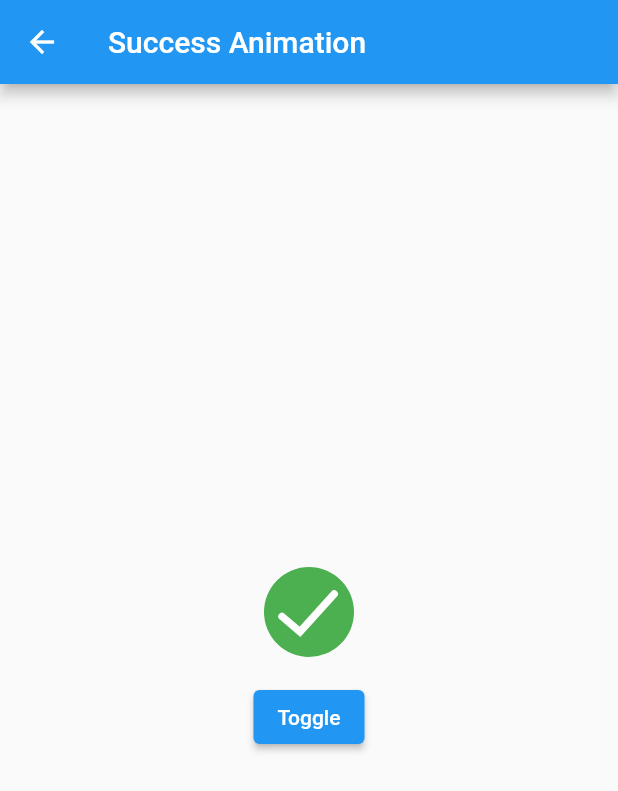
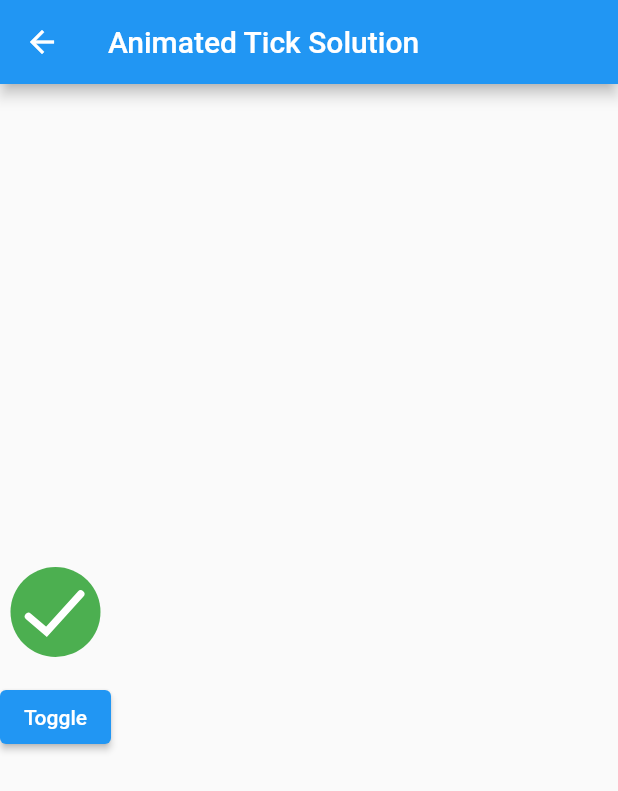
Before and after one commit to lukelyyeung/flutter_ui_challenges, a Flutter app: the BasePage screen opened directly, after a tap on "Toggle", on a phone screen of 412 x 824 dp. Shown: the top 791 px of the screen. Run offline on Flutter 3.47's test engine with Material 2 defaults, Android fonts, the phone set to English and light mode, and no system bars.

Commit message:
app refactored, list tile with solution & answerw

```diff
--- a/lib/challenges/success_animation.dart
+++ b/lib/challenges/animated_progressbutton_solution.dart.dart
@@ -2,20 +2,26 @@ import 'dart:math';
 
 import 'package:flutter/material.dart';
 
-class SuccessAnimation extends StatefulWidget {
-  const SuccessAnimation({Key? key}) : super(key: key);
+class AnimatedProgressButtonSolution extends StatefulWidget {
+  const AnimatedProgressButtonSolution({Key? key}) : super(key: key);
+
+  static const title = 'Animated Progress Button Solution';
 
   @override
-  State<SuccessAnimation> createState() => _SuccessAnimationState();
+  State<AnimatedProgressButtonSolution> createState() =>
+      _AnimatedProgressButtonSolutionState();
 }
 
-class _SuccessAnimationState extends State<SuccessAnimation> with SingleTickerProviderStateMixin {
+class _AnimatedProgressButtonSolutionState
+    extends State<AnimatedProgressButtonSolution>
+    with SingleTickerProviderStateMixin {
   late final AnimationController _animationController;
 
   @override
   void initState() {
     super.initState();
-    _animationController = AnimationController(duration: const Duration(milliseconds: 1000), vsync: this);
+    _animationController = AnimationController(
+        duration: const Duration(milliseconds: 1000), vsync: this);
   }
 
   @override
@@ -24,9 +30,13 @@ class _SuccessAnimationState extends State<SuccessAnimation> with SingleTickerPr
       TweenSequenceItem(tween: Tween<double>(begin: 0.0, end: 1), weight: 1),
       TweenSequenceItem(tween: Tween<double>(begin: 1, end: 1.2), weight: 1),
       TweenSequenceItem(tween: Tween<double>(begin: 1.2, end: 1), weight: 1),
-    ]).animate(CurvedAnimation(parent: _animationController, curve: const Interval(0.0, 0.5, curve: Curves.ease)));
+    ]).animate(CurvedAnimation(
+        parent: _animationController,
+        curve: const Interval(0.0, 0.5, curve: Curves.ease)));
     Animation<double> width = Tween<double>(begin: 0.0, end: 1.0).animate(
-        CurvedAnimation(parent: _animationController, curve: const Interval(0.65, 1, curve: Curves.easeInOut)));
+        CurvedAnimation(
+            parent: _animationController,
+            curve: const Interval(0.65, 1, curve: Curves.easeInOut)));
 
     return Column(
       mainAxisAlignment: MainAxisAlignment.center,
@@ -38,7 +48,9 @@ class _SuccessAnimationState extends State<SuccessAnimation> with SingleTickerPr
               animation: _animationController,
               builder: (context, _) {
                 return CustomPaint(
-                    painter: SuccessAnimationPainter(radiusFactor: radius.value, tickWidthFactor: width.value));
+                    painter: SuccessAnimationPainter(
+                        radiusFactor: radius.value,
+                        tickWidthFactor: width.value));
               }),
           // decoration:
           //     BoxDecoration(shape: BoxShape.circle, border: Border.all(color: Colors.green)),
@@ -46,7 +58,8 @@ class _SuccessAnimationState extends State<SuccessAnimation> with SingleTickerPr
         const SizedBox(height: 16),
         ElevatedButton(
             onPressed: () {
-              if ([AnimationStatus.forward, AnimationStatus.completed].contains(_animationController.status)) {
+              if ([AnimationStatus.forward, AnimationStatus.completed]
+                  .contains(_animationController.status)) {
                 _animationController.reverse();
               } else {
                 _animationController.forward();
@@ -62,7 +75,8 @@ class SuccessAnimationPainter extends CustomPainter {
   final double radiusFactor;
   final double tickWidthFactor;
 
-  SuccessAnimationPainter({required this.radiusFactor, required this.tickWidthFactor});
+  SuccessAnimationPainter(
+      {required this.radiusFactor, required this.tickWidthFactor});
 
   @override
   void paint(Canvas canvas, Size size) {
@@ -82,11 +96,17 @@ class SuccessAnimationPainter extends CustomPainter {
 
     final borderPaint = Paint()..color = Colors.green;
 
-    canvas.drawArc(Rect.fromCircle(center: center, radius: dimension * radiusFactor / 2), 0, 2 * pi, true, borderPaint);
+    canvas.drawArc(
+        Rect.fromCircle(center: center, radius: dimension * radiusFactor / 2),
+        0,
+        2 * pi,
+        true,
+        borderPaint);
 
     final tickPathMetric = path.computeMetrics().first;
 
-    final effectiveTickPath = tickPathMetric.extractPath(0, tickPathMetric.length * tickWidthFactor);
+    final effectiveTickPath =
+        tickPathMetric.extractPath(0, tickPathMetric.length * tickWidthFactor);
 
     if (tickWidthFactor > 0) {
       canvas.drawPath(effectiveTickPath, paint);
--- /dev/null
+++ b/lib/challenges/animated_tick_solution.dart
@@ -0,0 +1,118 @@
+import 'dart:math';
+
+import 'package:flutter/material.dart';
+
+class AnimatedTickSolution extends StatefulWidget {
+  const AnimatedTickSolution({Key? key}) : super(key: key);
+
+  static const title = 'Animated Tick Solution';
+
+  @override
+  State<AnimatedTickSolution> createState() => _AnimatedTickSolutionState();
+}
+
+class _AnimatedTickSolutionState extends State<AnimatedTickSolution>
+    with SingleTickerProviderStateMixin {
+  late final AnimationController _animationController;
+
+  @override
+  void initState() {
+    super.initState();
+    _animationController = AnimationController(
+        duration: const Duration(milliseconds: 1000), vsync: this);
+  }
+
+  @override
+  Widget build(BuildContext context) {
+    Animation<double> radius = TweenSequence<double>([
+      TweenSequenceItem(tween: Tween<double>(begin: 0.0, end: 1), weight: 1),
+      TweenSequenceItem(tween: Tween<double>(begin: 1, end: 1.2), weight: 1),
+      TweenSequenceItem(tween: Tween<double>(begin: 1.2, end: 1), weight: 1),
+    ]).animate(CurvedAnimation(
+        parent: _animationController,
+        curve: const Interval(0.0, 0.5, curve: Curves.ease)));
+    Animation<double> width = Tween<double>(begin: 0.0, end: 1.0).animate(
+        CurvedAnimation(
+            parent: _animationController,
+            curve: const Interval(0.65, 1, curve: Curves.easeInOut)));
+
+    return Column(
+      mainAxisAlignment: MainAxisAlignment.center,
+      children: [
+        SizedBox(
+          height: 60,
+          width: 60,
+          child: AnimatedBuilder(
+              animation: _animationController,
+              builder: (context, _) {
+                return CustomPaint(
+                    painter: SuccessAnimationPainter(
+                        radiusFactor: radius.value,
+                        tickWidthFactor: width.value));
+              }),
+          // decoration:
+          //     BoxDecoration(shape: BoxShape.circle, border: Border.all(color: Colors.green)),
+        ),
+        const SizedBox(height: 16),
+        ElevatedButton(
+            onPressed: () {
+              if ([AnimationStatus.forward, AnimationStatus.completed]
+                  .contains(_animationController.status)) {
+                _animationController.reverse();
+              } else {
+                _animationController.forward();
+              }
+            },
+            child: const Text("Toggle"))
+      ],
+    );
+  }
+}
+
+class SuccessAnimationPainter extends CustomPainter {
+  final double radiusFactor;
+  final double tickWidthFactor;
+
+  SuccessAnimationPainter(
+      {required this.radiusFactor, required this.tickWidthFactor});
+
+  @override
+  void paint(Canvas canvas, Size size) {
+    var paint = Paint()
+      ..color = Colors.white
+      ..strokeWidth = 5
+      ..strokeCap = StrokeCap.round
+      ..style = PaintingStyle.stroke;
+
+    final dimension = min(size.height, size.width);
+    final center = Offset(size.width / 2, size.height / 2);
+
+    final path = Path()
+      ..moveTo(dimension * .2, dimension * .55)
+      ..lineTo(dimension * .4, dimension * .72)
+      ..lineTo(dimension * .78, dimension * .3);
+
+    final borderPaint = Paint()..color = Colors.green;
+
+    canvas.drawArc(
+        Rect.fromCircle(center: center, radius: dimension * radiusFactor / 2),
+        0,
+        2 * pi,
+        true,
+        borderPaint);
+
+    final tickPathMetric = path.computeMetrics().first;
+
+    final effectiveTickPath =
+        tickPathMetric.extractPath(0, tickPathMetric.length * tickWidthFactor);
+
+    if (tickWidthFactor > 0) {
+      canvas.drawPath(effectiveTickPath, paint);
+    }
+  }
+
+  @override
+  bool shouldRepaint(CustomPainter oldDelegate) {
+    return true;
+  }
+}
--- /dev/null
+++ b/lib/const/theme.dart
@@ -0,0 +1,6 @@
+import 'package:flutter/material.dart';
+
+class StyleClass {
+  static const TextStyle tileButtonTStyle = TextStyle();
+  static const TextStyle tileLeadingTStyle = TextStyle();
+}
```
Also changed, not shown: lib/answers/animated_progressbutton_answer.dart (added, +95 -0 lines), lib/answers/animated_tick_answer.dart (added, +184 -0 lines), lib/const/challenges_list.dart (added, +34 -0 lines), lib/const/pageRoute.dart (added, +9 -0 lines), lib/main.dart (+33 -40 lines), 2 other files.
